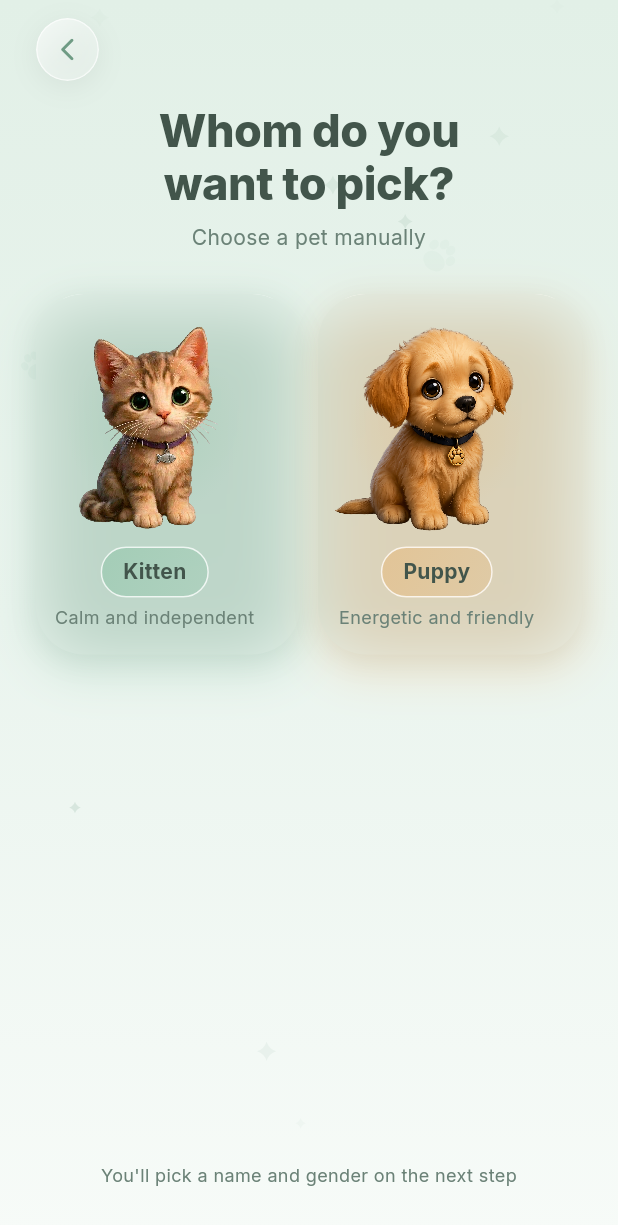
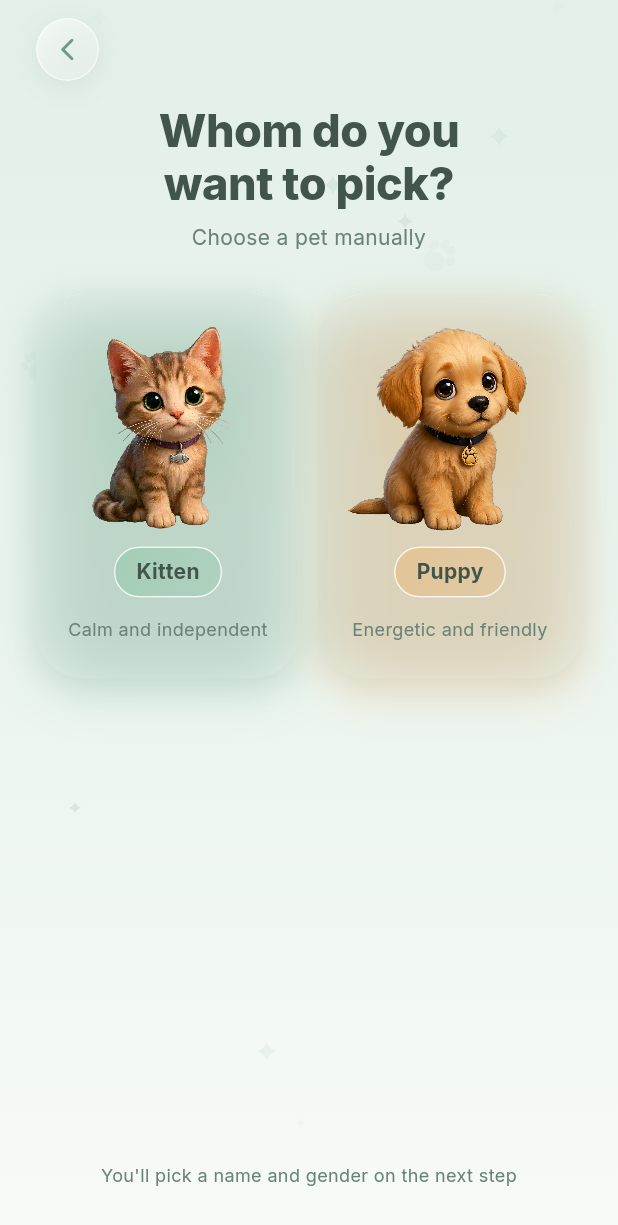
Before and after one commit to denly1/SoulPet, a Flutter app: the PetManualPickScreen screen opened by its route, on a phone screen of 412 x 824 dp. Shown: the top 1225 px of the screen. Run offline on Flutter 3.47's test engine with Material 3 defaults, Android fonts, the light colour scheme and no system bars; drawn by our look-alikes of flutter_animate; our stand-ins replace dartz, dio, equatable, flutter_secure_storage, get_it, go_router and 2 more; missing offline and left inert: liquid_glass_widgets; accounts and stored records are empty.

Commit message:
chore: update deps and align pet cards

```diff
--- a/lib/features/pet_test/presentation/screens/pet_manual_pick_screen.dart
+++ b/lib/features/pet_test/presentation/screens/pet_manual_pick_screen.dart
@@ -113,7 +113,7 @@ class _PetManualPickScreenState extends State<PetManualPickScreen> {
                       final petSize =
                           (constraints.maxWidth * 0.38).clamp(120.0, 170.0);
                       return Row(
-                        crossAxisAlignment: CrossAxisAlignment.end,
+                        crossAxisAlignment: CrossAxisAlignment.start,
                         children: [
                           Expanded(
                             child: _PetPickCard(
@@ -326,13 +326,19 @@ class _PetPickCardState extends State<_PetPickCard>
                             ),
                           ),
                           const SizedBox(height: 6),
-                          Text(
+                          SizedBox(
+                            height: 32,
+                            child: Center(
+                              child: Text(
                                 widget.desc,
                                 textAlign: TextAlign.center,
+                                maxLines: 2,
                                 style: TextStyle(
                                   color: AppColors.textSecondary,
                                   fontSize: 12,
                                   height: 1.3,
+                                ),
+                              ),
                             ),
                           ),
                         ],
```
Also changed, not shown: pubspec.yaml (+10 -10 lines), pubspec.lock. Lines whose indentation alone changed are shown as unchanged.
